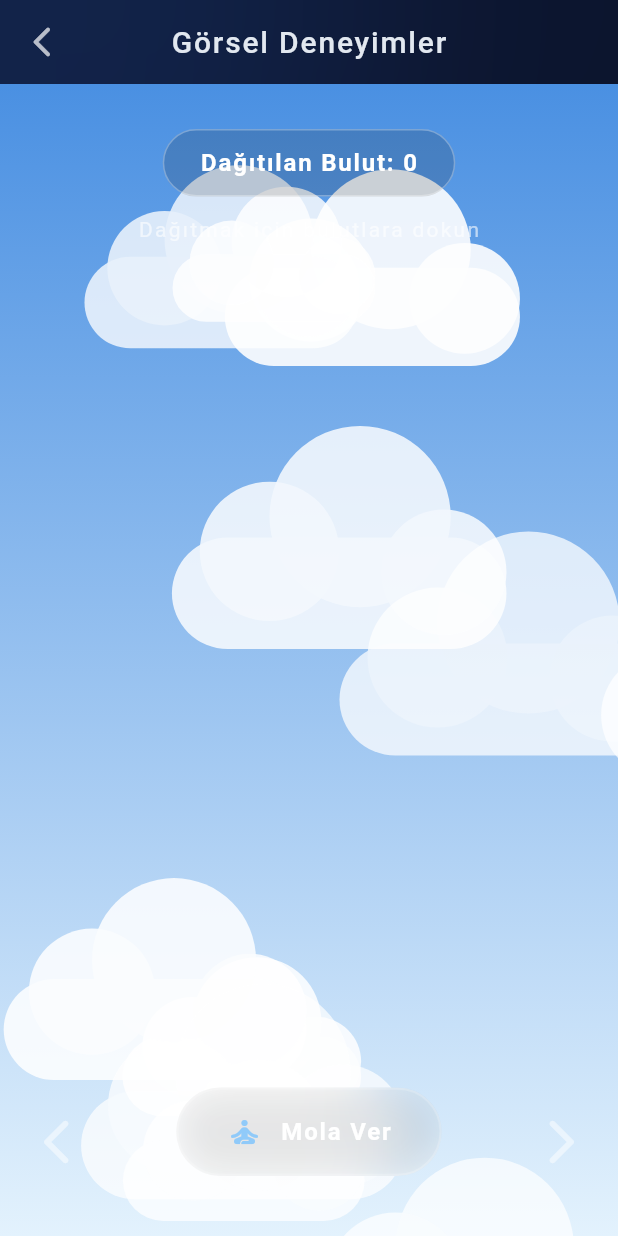
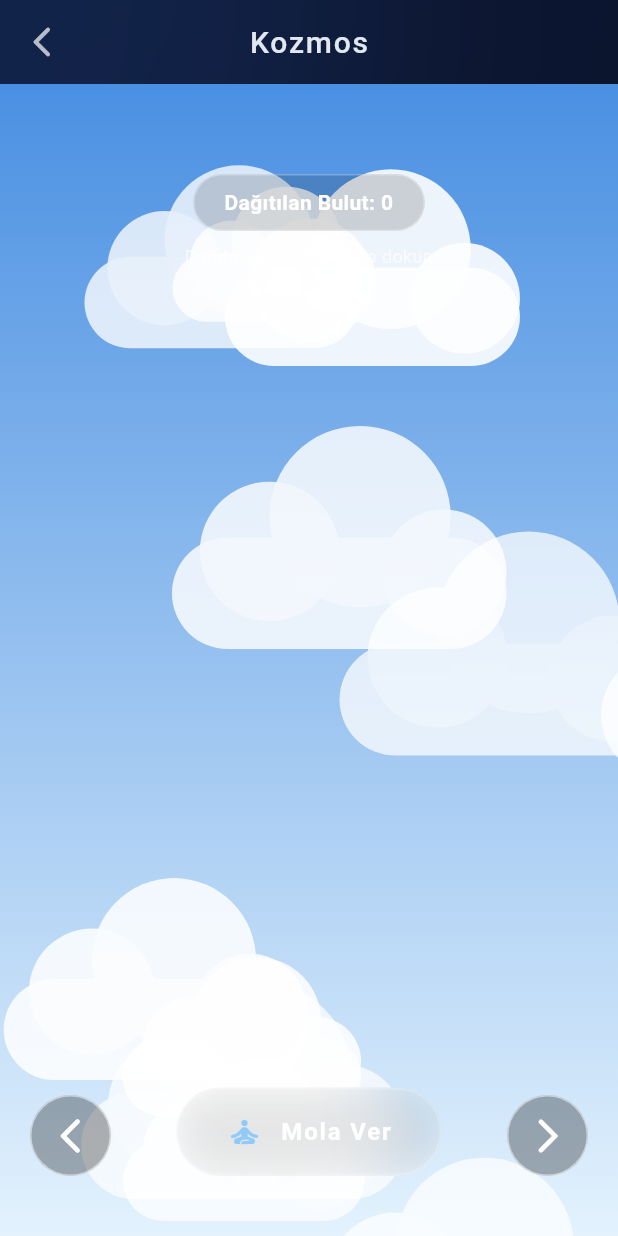
Before and after one commit to ozgeozkl/sensory_app, a Flutter app: the screen it shows after launch, after a tap on "Animasyonlar", on a phone screen of 412 x 824 dp. Run offline on Flutter 3.47's test engine with Material 3 defaults, Android fonts, the light colour scheme and no system bars; our stand-ins replace audioplayers.

Commit message:
Final Güncellemeleri

```diff
--- a/lib/main.dart
+++ b/lib/main.dart
@@ -11,7 +11,7 @@ class SensoryApp extends StatelessWidget {
   @override
   Widget build(BuildContext context) {
     return MaterialApp(
-      title: 'Sensory Calm',
+      title: 'Kozmos',
       debugShowCheckedModeBanner: false,
       theme: ThemeData(
         brightness: Brightness.dark,
--- a/lib/screens/visuals_screen.dart
+++ b/lib/screens/visuals_screen.dart
@@ -11,18 +11,32 @@ class VisualsScreen extends StatefulWidget {
   @override
   State<VisualsScreen> createState() => _VisualsScreenState();
 }
-
 class _VisualsScreenState extends State<VisualsScreen> {
   final PageController _pageController = PageController();
+
+  void _nextPage() {
+    _pageController.nextPage(
+      duration: const Duration(milliseconds: 400),
+      curve: Curves.easeInOut,
+    );
+  }
+
+  void _prevPage() {
+    _pageController.previousPage(
+      duration: const Duration(milliseconds: 400),
+      curve: Curves.easeInOut,
+    );
+  }
 
   @override
   Widget build(BuildContext context) {
     return BaseScaffold(
-      title: "Görsel Deneyimler",
+      title: "Kozmos",
       body: Stack(
         children: [
           PageView(
             controller: _pageController,
+            physics: const NeverScrollableScrollPhysics(),
             children: const [
               CloudyPage(),
               StarryNightPage(),
@@ -31,13 +45,35 @@ class _VisualsScreenState extends State<VisualsScreen> {
           ),
 
           Positioned(
-            bottom: 45, left: 20,
-            child: Icon(Icons.arrow_back_ios_rounded, color: Colors.white.withOpacity(0.5), size: 36),
+            bottom: 40, left: 20,
+            child: GestureDetector(
+              onTap: _prevPage,
+              child: Container(
+                padding: const EdgeInsets.all(12),
+                decoration: BoxDecoration(
+                  color: Colors.black.withOpacity(0.3),
+                  shape: BoxShape.circle,
+                  border: Border.all(color: Colors.white.withOpacity(0.5), width: 1),
+                ),
+                child: const Icon(Icons.arrow_back_ios_new_rounded, color: Colors.white, size: 28),
+              ),
+            ),
           ),
 
           Positioned(
-            bottom: 45, right: 20,
-            child: Icon(Icons.arrow_forward_ios_rounded, color: Colors.white.withOpacity(0.5), size: 36),
+            bottom: 40, right: 20,
+            child: GestureDetector(
+              onTap: _nextPage,
+              child: Container(
+                padding: const EdgeInsets.all(12),
+                decoration: BoxDecoration(
+                  color: Colors.black.withOpacity(0.3),
+                  shape: BoxShape.circle,
+                  border: Border.all(color: Colors.white.withOpacity(0.5), width: 1),
+                ),
+                child: const Icon(Icons.arrow_forward_ios_rounded, color: Colors.white, size: 28),
+              ),
+            ),
           ),
         ],
       ),
@@ -125,11 +161,11 @@ class _CloudyPageState extends State<CloudyPage> with SingleTickerProviderStateM
 
         // SAYAÇ VE YÖNERGE BÖLÜMÜ
 Positioned(
-          top: 30, left: 0, right: 0,
+          top: 60, left: 0, right: 0,
           child: Column(
             children: [
               Container(
-                padding: const EdgeInsets.symmetric(horizontal: 24, vertical: 10),
+                padding: const EdgeInsets.symmetric(horizontal: 20, vertical: 8),
                 decoration: BoxDecoration(
                   color: Colors.black.withOpacity(0.15),
                   borderRadius: BorderRadius.circular(30),
@@ -137,13 +173,15 @@ class _CloudyPageState extends State<CloudyPage> with SingleTickerProviderStateM
                 ),
                 child: Text(
                   "Dağıtılan Bulut: $_poppedClouds",
-                  style: const TextStyle(color: Colors.white, fontSize: 16, fontWeight: FontWeight.bold, letterSpacing: 1.2),
+                  textAlign: TextAlign.center, // Yazıyı ortaladık
+                  style: const TextStyle(color: Colors.white, fontSize: 14, fontWeight: FontWeight.bold),
                 ),
               ),
-              const SizedBox(height: 12),
+              const SizedBox(height: 8),
               Text(
                 "Dağıtmak için bulutlara dokun",
-                style: TextStyle(color: Colors.white.withOpacity(0.6), fontSize: 14, fontWeight: FontWeight.w400, letterSpacing: 1.5)
+                textAlign: TextAlign.center, // Yazıyı ortaladık
+                style: TextStyle(color: Colors.white.withOpacity(0.6), fontSize: 12),
               ),
             ],
           ),
@@ -217,11 +255,11 @@ class _StarryNightPageState extends State<StarryNightPage> {
 
             // SAYAÇ VE YÖNERGE BÖLÜMÜ
             Positioned(
-              top: 30, left: 0, right: 0,
+          top: 60, left: 0, right: 0,
           child: Column(
             children: [
               Container(
-                    padding: const EdgeInsets.symmetric(horizontal: 24, vertical: 10),
+                padding: const EdgeInsets.symmetric(horizontal: 20, vertical: 8),
                 decoration: BoxDecoration(
                   color: Colors.white.withOpacity(0.1),
                   borderRadius: BorderRadius.circular(30),
@@ -229,13 +267,15 @@ class _StarryNightPageState extends State<StarryNightPage> {
                 ),
                 child: Text(
                   "Kayan Yıldız: $_shootingStars",
-                      style: const TextStyle(color: Colors.white, fontSize: 16, fontWeight: FontWeight.bold, letterSpacing: 1.2),
+                  textAlign: TextAlign.center, // Yazıyı ortaladık
+                  style: const TextStyle(color: Colors.white, fontSize: 14, fontWeight: FontWeight.bold),
                 ),
               ),
-                  const SizedBox(height: 12),
+              const SizedBox(height: 8),
               Text(
                 "Yıldız kaydırmak için gökyüzüne dokun",
-                    style: TextStyle(color: Colors.white.withOpacity(0.5), fontSize: 14, fontWeight: FontWeight.w400, letterSpacing: 1.5)
+                textAlign: TextAlign.center, // Yazıyı ortaladık
+                style: TextStyle(color: Colors.white.withOpacity(0.5), fontSize: 12),
               ),
             ],
           ),
@@ -363,12 +403,12 @@ class _FluidFollowPageState extends State<FluidFollowPage> with SingleTickerProv
               ),
             ),
             Positioned(
-              top: 40, left: 0, right: 0,
+          top: 60, left: 0, right: 0,
           child: Center(
             child: Text(
               "Işığı yönlendirmek için ekrana dokun",
-                  textAlign: TextAlign.center,
-                  style: TextStyle(color: Colors.white.withOpacity(0.5), fontSize: 14, fontWeight: FontWeight.w400, letterSpacing: 1.5),
+              textAlign: TextAlign.center, // Yazıyı ortaladık
+              style: TextStyle(color: Colors.white.withOpacity(0.5), fontSize: 12),
             ),
           ),
         ),
```
Also changed, not shown: 3 other files. Lines whose indentation alone changed are shown as unchanged.
